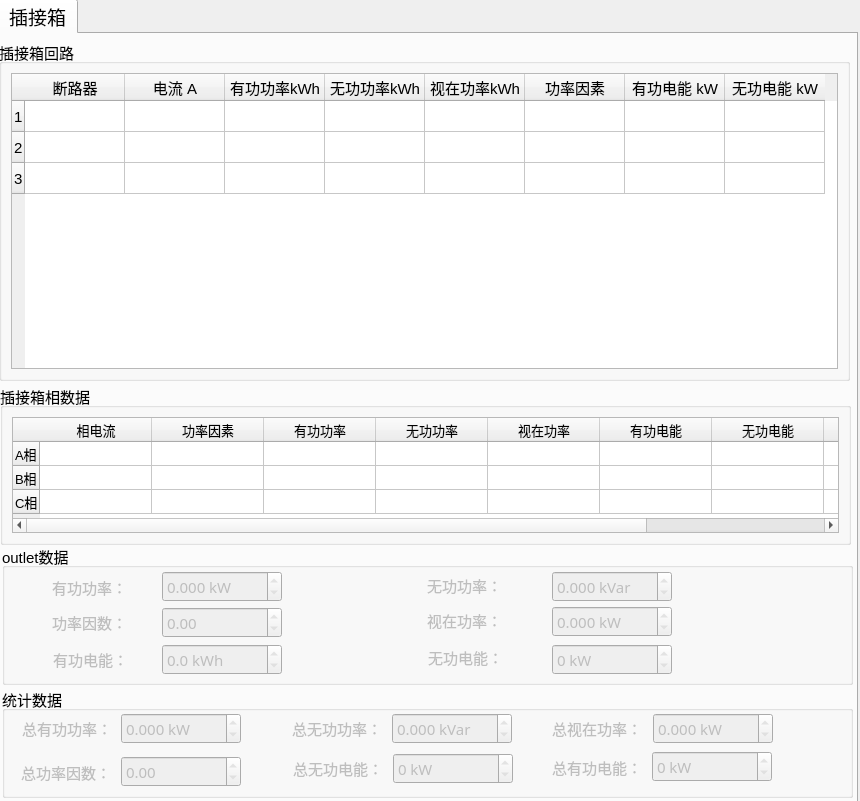
This is PM_Tool/bus/box_uiData/box_ui.ui in ChinaClever/PM-Tool as Qt 5 draws it before an edit. The edited form follows.
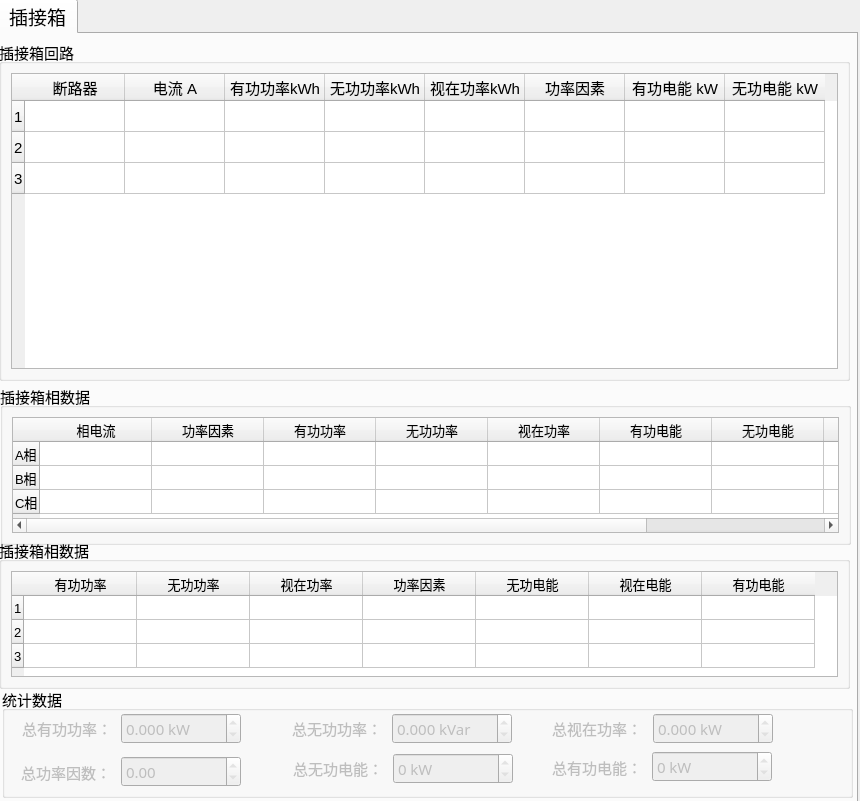
This is the edited form.

The edit to the form file:
```diff
--- a/PM_Tool/bus/box_uiData/box_ui.ui
+++ b/PM_Tool/bus/box_uiData/box_ui.ui
@@ -770,569 +770,6 @@
       </item>
      </layout>
     </widget>
-    <widget class="QGroupBox" name="groupBox_9">
-     <property name="geometry">
-      <rect>
-       <x>3</x>
-       <y>510</y>
-       <width>851</width>
-       <height>141</height>
-      </rect>
-     </property>
-     <property name="font">
-      <font>
-       <pointsize>11</pointsize>
-      </font>
-     </property>
-     <property name="title">
-      <string>outlet数据</string>
-     </property>
-     <widget class="QLabel" name="vol_unbal_7">
-      <property name="enabled">
-       <bool>false</bool>
-      </property>
-      <property name="geometry">
-       <rect>
-        <x>381</x>
-        <y>98</y>
-        <width>120</width>
-        <height>31</height>
-       </rect>
-      </property>
-      <property name="minimumSize">
-       <size>
-        <width>0</width>
-        <height>31</height>
-       </size>
-      </property>
-      <property name="font">
-       <font>
-        <family>微软雅黑</family>
-        <pointsize>11</pointsize>
-       </font>
-      </property>
-      <property name="layoutDirection">
-       <enum>Qt::RightToLeft</enum>
-      </property>
-      <property name="text">
-       <string>无功电能：</string>
-      </property>
-      <property name="alignment">
-       <set>Qt::AlignRight|Qt::AlignTrailing|Qt::AlignVCenter</set>
-      </property>
-     </widget>
-     <widget class="QLabel" name="label_147">
-      <property name="enabled">
-       <bool>false</bool>
-      </property>
-      <property name="geometry">
-       <rect>
-        <x>370</x>
-        <y>26</y>
-        <width>130</width>
-        <height>31</height>
-       </rect>
-      </property>
-      <property name="minimumSize">
-       <size>
-        <width>0</width>
-        <height>31</height>
-       </size>
-      </property>
-      <property name="font">
-       <font>
-        <family>微软雅黑</family>
-        <pointsize>11</pointsize>
-       </font>
-      </property>
-      <property name="layoutDirection">
-       <enum>Qt::RightToLeft</enum>
-      </property>
-      <property name="text">
-       <string>无功功率：</string>
-      </property>
-      <property name="alignment">
-       <set>Qt::AlignRight|Qt::AlignTrailing|Qt::AlignVCenter</set>
-      </property>
-     </widget>
-     <widget class="QDoubleSpinBox" name="outReacEle">
-      <property name="enabled">
-       <bool>false</bool>
-      </property>
-      <property name="geometry">
-       <rect>
-        <x>550</x>
-        <y>100</y>
-        <width>120</width>
-        <height>31</height>
-       </rect>
-      </property>
-      <property name="minimumSize">
-       <size>
-        <width>120</width>
-        <height>31</height>
-       </size>
-      </property>
-      <property name="font">
-       <font>
-        <family>微软雅黑</family>
-        <pointsize>11</pointsize>
-       </font>
-      </property>
-      <property name="alignment">
-       <set>Qt::AlignLeading|Qt::AlignLeft|Qt::AlignVCenter</set>
-      </property>
-      <property name="readOnly">
-       <bool>true</bool>
-      </property>
-      <property name="buttonSymbols">
-       <enum>QAbstractSpinBox::UpDownArrows</enum>
-      </property>
-      <property name="suffix">
-       <string> kW</string>
-      </property>
-      <property name="decimals">
-       <number>0</number>
-      </property>
-      <property name="maximum">
-       <double>100.000000000000000</double>
-      </property>
-     </widget>
-     <widget class="QLabel" name="label_148">
-      <property name="enabled">
-       <bool>false</bool>
-      </property>
-      <property name="geometry">
-       <rect>
-        <x>370</x>
-        <y>61</y>
-        <width>130</width>
-        <height>31</height>
-       </rect>
-      </property>
-      <property name="minimumSize">
-       <size>
-        <width>0</width>
-        <height>31</height>
-       </size>
-      </property>
-      <property name="font">
-       <font>
-        <family>微软雅黑</family>
-        <pointsize>11</pointsize>
-       </font>
-      </property>
-      <property name="layoutDirection">
-       <enum>Qt::RightToLeft</enum>
-      </property>
-      <property name="text">
-       <string>视在功率：</string>
-      </property>
-      <property name="alignment">
-       <set>Qt::AlignRight|Qt::AlignTrailing|Qt::AlignVCenter</set>
-      </property>
-     </widget>
-     <widget class="QDoubleSpinBox" name="outApp">
-      <property name="enabled">
-       <bool>false</bool>
-      </property>
-      <property name="geometry">
-       <rect>
-        <x>550</x>
-        <y>62</y>
-        <width>120</width>
-        <height>31</height>
-       </rect>
-      </property>
-      <property name="minimumSize">
-       <size>
-        <width>120</width>
-        <height>31</height>
-       </size>
-      </property>
-      <property name="font">
-       <font>
-        <family>微软雅黑</family>
-        <pointsize>11</pointsize>
-       </font>
-      </property>
-      <property name="alignment">
-       <set>Qt::AlignLeading|Qt::AlignLeft|Qt::AlignVCenter</set>
-      </property>
-      <property name="readOnly">
-       <bool>true</bool>
-      </property>
-      <property name="buttonSymbols">
-       <enum>QAbstractSpinBox::UpDownArrows</enum>
-      </property>
-      <property name="suffix">
-       <string> kW</string>
-      </property>
-      <property name="decimals">
-       <number>3</number>
-      </property>
-      <property name="maximum">
-       <double>100000000.000000000000000</double>
-      </property>
-     </widget>
-     <widget class="QLabel" name="label_149">
-      <property name="enabled">
-       <bool>false</bool>
-      </property>
-      <property name="geometry">
-       <rect>
-        <x>24</x>
-        <y>28</y>
-        <width>101</width>
-        <height>31</height>
-       </rect>
-      </property>
-      <property name="minimumSize">
-       <size>
-        <width>0</width>
-        <height>31</height>
-       </size>
-      </property>
-      <property name="font">
-       <font>
-        <family>微软雅黑</family>
-        <pointsize>11</pointsize>
-       </font>
-      </property>
-      <property name="layoutDirection">
-       <enum>Qt::RightToLeft</enum>
-      </property>
-      <property name="text">
-       <string>有功功率：</string>
-      </property>
-      <property name="alignment">
-       <set>Qt::AlignRight|Qt::AlignTrailing|Qt::AlignVCenter</set>
-      </property>
-     </widget>
-     <widget class="QDoubleSpinBox" name="outPowAct">
-      <property name="enabled">
-       <bool>false</bool>
-      </property>
-      <property name="geometry">
-       <rect>
-        <x>160</x>
-        <y>27</y>
-        <width>120</width>
-        <height>31</height>
-       </rect>
-      </property>
-      <property name="minimumSize">
-       <size>
-        <width>120</width>
-        <height>31</height>
-       </size>
-      </property>
-      <property name="font">
-       <font>
-        <family>微软雅黑</family>
-        <pointsize>11</pointsize>
-       </font>
-      </property>
-      <property name="alignment">
-       <set>Qt::AlignLeading|Qt::AlignLeft|Qt::AlignVCenter</set>
-      </property>
-      <property name="readOnly">
-       <bool>true</bool>
-      </property>
-      <property name="buttonSymbols">
-       <enum>QAbstractSpinBox::UpDownArrows</enum>
-      </property>
-      <property name="suffix">
-       <string> kW</string>
-      </property>
-      <property name="decimals">
-       <number>3</number>
-      </property>
-      <property name="maximum">
-       <double>100000000.000000000000000</double>
-      </property>
-     </widget>
-     <widget class="QDoubleSpinBox" name="outPowReact">
-      <property name="enabled">
-       <bool>false</bool>
-      </property>
-      <property name="geometry">
-       <rect>
-        <x>550</x>
-        <y>27</y>
-        <width>120</width>
-        <height>31</height>
-       </rect>
-      </property>
-      <property name="minimumSize">
-       <size>
-        <width>120</width>
-        <height>31</height>
-       </size>
-      </property>
-      <property name="font">
-       <font>
-        <family>微软雅黑</family>
-        <pointsize>11</pointsize>
-       </font>
-      </property>
-      <property name="alignment">
-       <set>Qt::AlignLeading|Qt::AlignLeft|Qt::AlignVCenter</set>
-      </property>
-      <property name="readOnly">
-       <bool>true</bool>
-      </property>
-      <property name="buttonSymbols">
-       <enum>QAbstractSpinBox::UpDownArrows</enum>
-      </property>
-      <property name="suffix">
-       <string> kVar</string>
-      </property>
-      <property name="decimals">
-       <number>3</number>
-      </property>
-      <property name="maximum">
-       <double>100000000.000000000000000</double>
-      </property>
-     </widget>
-     <widget class="QDoubleSpinBox" name="outPf">
-      <property name="enabled">
-       <bool>false</bool>
-      </property>
-      <property name="geometry">
-       <rect>
-        <x>160</x>
-        <y>63</y>
-        <width>120</width>
-        <height>31</height>
-       </rect>
-      </property>
-      <property name="minimumSize">
-       <size>
-        <width>120</width>
-        <height>31</height>
-       </size>
-      </property>
-      <property name="font">
-       <font>
-        <family>微软雅黑</family>
-        <pointsize>11</pointsize>
-       </font>
-      </property>
-      <property name="alignment">
-       <set>Qt::AlignLeading|Qt::AlignLeft|Qt::AlignVCenter</set>
-      </property>
-      <property name="readOnly">
-       <bool>true</bool>
-      </property>
-      <property name="buttonSymbols">
-       <enum>QAbstractSpinBox::UpDownArrows</enum>
-      </property>
-      <property name="decimals">
-       <number>2</number>
-      </property>
-      <property name="maximum">
-       <double>1.000000000000000</double>
-      </property>
-     </widget>
-     <widget class="QDoubleSpinBox" name="outEle">
-      <property name="enabled">
-       <bool>false</bool>
-      </property>
-      <property name="geometry">
-       <rect>
-        <x>160</x>
-        <y>100</y>
-        <width>120</width>
-        <height>31</height>
-       </rect>
-      </property>
-      <property name="minimumSize">
-       <size>
-        <width>120</width>
-        <height>31</height>
-       </size>
-      </property>
-      <property name="font">
-       <font>
-        <family>微软雅黑</family>
-        <pointsize>11</pointsize>
-       </font>
-      </property>
-      <property name="alignment">
-       <set>Qt::AlignLeading|Qt::AlignLeft|Qt::AlignVCenter</set>
-      </property>
-      <property name="readOnly">
-       <bool>true</bool>
-      </property>
-      <property name="buttonSymbols">
-       <enum>QAbstractSpinBox::UpDownArrows</enum>
-      </property>
-      <property name="suffix">
-       <string> kWh</string>
-      </property>
-      <property name="decimals">
-       <number>1</number>
-      </property>
-      <property name="maximum">
-       <double>10000000000000000.000000000000000</double>
-      </property>
-     </widget>
-     <widget class="QLabel" name="label_150">
-      <property name="enabled">
-       <bool>false</bool>
-      </property>
-      <property name="geometry">
-       <rect>
-        <x>24</x>
-        <y>63</y>
-        <width>101</width>
-        <height>31</height>
-       </rect>
-      </property>
-      <property name="minimumSize">
-       <size>
-        <width>0</width>
-        <height>31</height>
-       </size>
-      </property>
-      <property name="font">
-       <font>
-        <family>微软雅黑</family>
-        <pointsize>11</pointsize>
-       </font>
-      </property>
-      <property name="layoutDirection">
-       <enum>Qt::RightToLeft</enum>
-      </property>
-      <property name="text">
-       <string>功率因数：</string>
-      </property>
-      <property name="alignment">
-       <set>Qt::AlignRight|Qt::AlignTrailing|Qt::AlignVCenter</set>
-      </property>
-     </widget>
-     <widget class="QLabel" name="label_151">
-      <property name="enabled">
-       <bool>false</bool>
-      </property>
-      <property name="geometry">
-       <rect>
-        <x>25</x>
-        <y>100</y>
-        <width>101</width>
-        <height>31</height>
-       </rect>
-      </property>
-      <property name="minimumSize">
-       <size>
-        <width>0</width>
-        <height>31</height>
-       </size>
-      </property>
-      <property name="font">
-       <font>
-        <family>微软雅黑</family>
-        <pointsize>11</pointsize>
-       </font>
-      </property>
-      <property name="layoutDirection">
-       <enum>Qt::RightToLeft</enum>
-      </property>
-      <property name="text">
-       <string>有功电能：</string>
-      </property>
-      <property name="alignment">
-       <set>Qt::AlignRight|Qt::AlignTrailing|Qt::AlignVCenter</set>
-      </property>
-     </widget>
-     <widget class="QDoubleSpinBox" name="outAppEle">
-      <property name="enabled">
-       <bool>false</bool>
-      </property>
-      <property name="geometry">
-       <rect>
-        <x>551</x>
-        <y>170</y>
-        <width>120</width>
-        <height>31</height>
-       </rect>
-      </property>
-      <property name="minimumSize">
-       <size>
-        <width>120</width>
-        <height>31</height>
-       </size>
-      </property>
-      <property name="font">
-       <font>
-        <family>微软雅黑</family>
-        <pointsize>11</pointsize>
-       </font>
-      </property>
-      <property name="alignment">
-       <set>Qt::AlignLeading|Qt::AlignLeft|Qt::AlignVCenter</set>
-      </property>
-      <property name="readOnly">
-       <bool>true</bool>
-      </property>
-      <property name="buttonSymbols">
-       <enum>QAbstractSpinBox::UpDownArrows</enum>
-      </property>
-      <property name="suffix">
-       <string> kW</string>
-      </property>
-      <property name="decimals">
-       <number>0</number>
-      </property>
-      <property name="maximum">
-       <double>100.000000000000000</double>
-      </property>
-     </widget>
-     <widget class="QLabel" name="cur_unbal_7">
-      <property name="enabled">
-       <bool>false</bool>
-      </property>
-      <property name="geometry">
-       <rect>
-        <x>371</x>
-        <y>170</y>
-        <width>135</width>
-        <height>31</height>
-       </rect>
-      </property>
-      <property name="minimumSize">
-       <size>
-        <width>0</width>
-        <height>31</height>
-       </size>
-      </property>
-      <property name="maximumSize">
-       <size>
-        <width>135</width>
-        <height>16777215</height>
-       </size>
-      </property>
-      <property name="font">
-       <font>
-        <family>微软雅黑</family>
-        <pointsize>11</pointsize>
-       </font>
-      </property>
-      <property name="layoutDirection">
-       <enum>Qt::RightToLeft</enum>
-      </property>
-      <property name="autoFillBackground">
-       <bool>false</bool>
-      </property>
-      <property name="text">
-       <string>视在电能：</string>
-      </property>
-      <property name="alignment">
-       <set>Qt::AlignRight|Qt::AlignTrailing|Qt::AlignVCenter</set>
-      </property>
-     </widget>
-    </widget>
     <widget class="QGroupBox" name="boxPhaseTab1">
      <property name="geometry">
       <rect>
@@ -1434,6 +871,85 @@
       </item>
      </layout>
     </widget>
+    <widget class="QGroupBox" name="ou">
+     <property name="geometry">
+      <rect>
+       <x>0</x>
+       <y>504</y>
+       <width>851</width>
+       <height>151</height>
+      </rect>
+     </property>
+     <property name="font">
+      <font>
+       <pointsize>11</pointsize>
+      </font>
+     </property>
+     <property name="title">
+      <string>插接箱相数据</string>
+     </property>
+     <layout class="QGridLayout" name="gridLayout_3">
+      <item row="0" column="0">
+       <widget class="QTableWidget" name="outletTab">
+        <property name="font">
+         <font>
+          <pointsize>10</pointsize>
+         </font>
+        </property>
+        <attribute name="horizontalHeaderMinimumSectionSize">
+         <number>20</number>
+        </attribute>
+        <attribute name="horizontalHeaderDefaultSectionSize">
+         <number>113</number>
+        </attribute>
+        <attribute name="verticalHeaderMinimumSectionSize">
+         <number>10</number>
+        </attribute>
+        <attribute name="verticalHeaderDefaultSectionSize">
+         <number>24</number>
+        </attribute>
+        <row/>
+        <row/>
+        <row/>
+        <column>
+         <property name="text">
+          <string>有功功率</string>
+         </property>
+        </column>
+        <column>
+         <property name="text">
+          <string>无功功率</string>
+         </property>
+        </column>
+        <column>
+         <property name="text">
+          <string>视在功率</string>
+         </property>
+        </column>
+        <column>
+         <property name="text">
+          <string>功率因素</string>
+         </property>
+        </column>
+        <column>
+         <property name="text">
+          <string>无功电能</string>
+         </property>
+        </column>
+        <column>
+         <property name="text">
+          <string>视在电能</string>
+         </property>
+        </column>
+        <column>
+         <property name="text">
+          <string>有功电能</string>
+         </property>
+        </column>
+       </widget>
+      </item>
+     </layout>
+    </widget>
    </widget>
   </widget>
  </widget>
```
